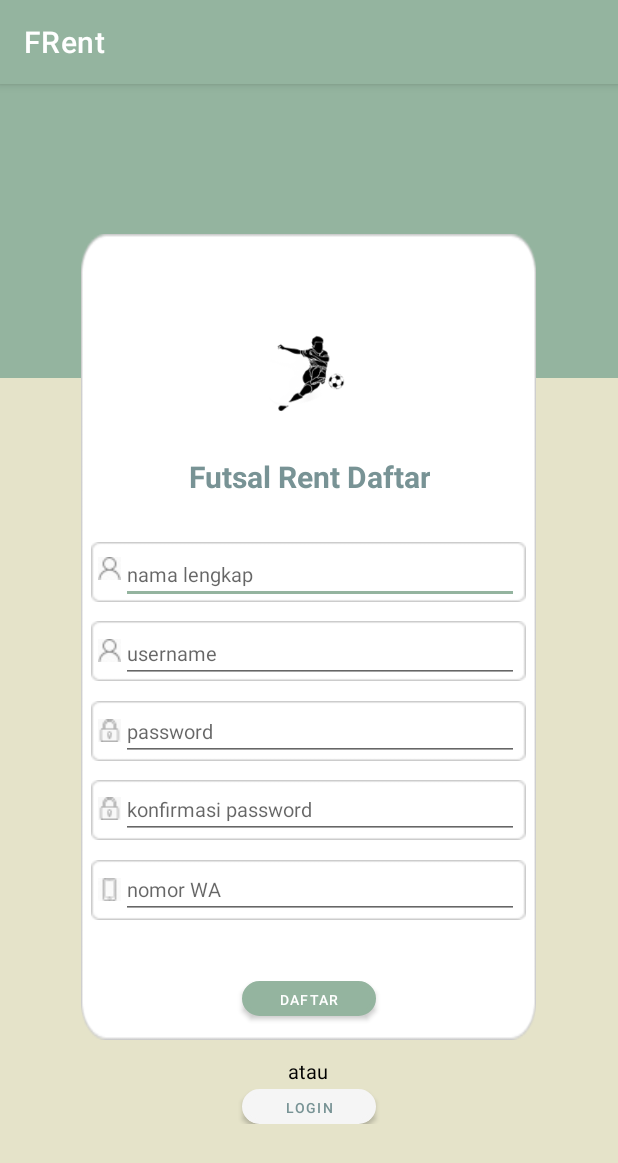
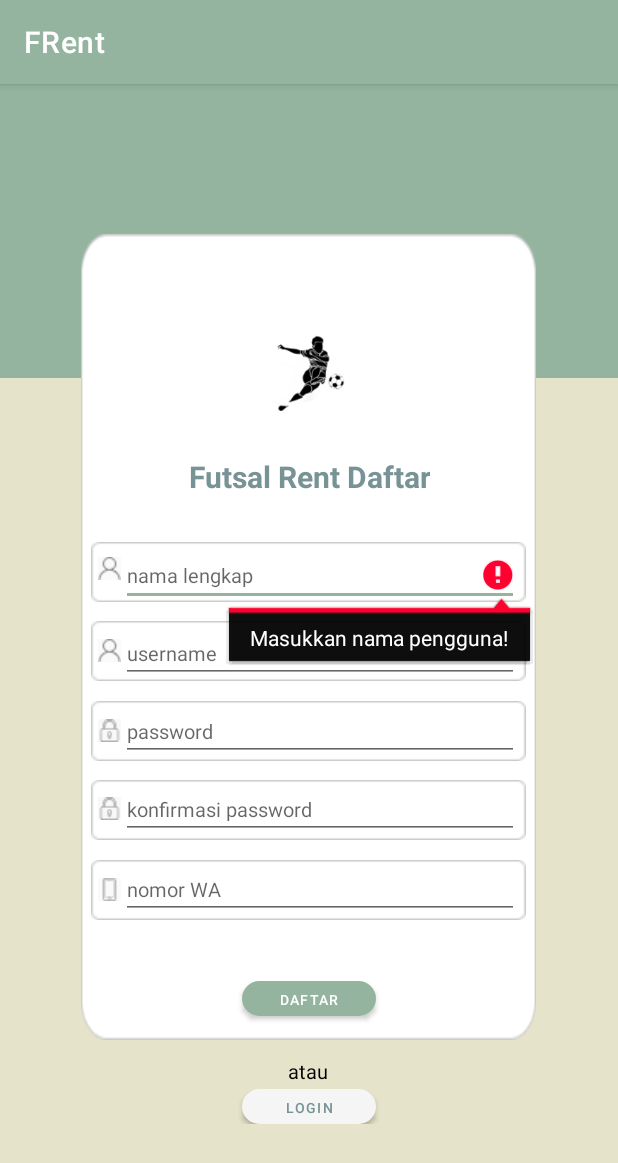
Before and after one commit to Redha-ftr/FRent-Application, an Android app: the RegisterActivity screen opened directly, with no data from a screen before it, after a tap on "DAFTAR", on a phone screen of 412 x 824 dp. Shown: the top 1163 px of the screen. Run offline under Robolectric (Android 15) with nearby library versions, the phone set to English and light mode, and no system bars; 1 statement that could not run was skipped.

Commit message:
Solve bug in Rincian Activity and blank input form

```diff
--- a/app/src/main/AndroidManifest.xml
+++ b/app/src/main/AndroidManifest.xml
@@ -6,7 +6,7 @@
 
     <application
         android:allowBackup="true"
-        android:icon="@mipmap/ic_launcher"
+        android:icon="@drawable/logo"
         android:label="@string/app_name"
         android:roundIcon="@mipmap/ic_launcher_round"
         android:supportsRtl="true"
--- a/app/src/main/java/com/redha/frent/LoginActivity.java
+++ b/app/src/main/java/com/redha/frent/LoginActivity.java
@@ -44,6 +44,12 @@ SessionManager sessionManager;
     public void onClick(View v) {
         switch (v.getId()){
             case R.id.btnLogin:
+                if(editUname.getText().toString().length()==0) {
+                    editUname.setError("Masukkan uername!");
+                }else if(editPass.getText().toString().length()==0) {
+                    editPass.setError("Masukkan password!");
+                }
+
                 Username = editUname.getText().toString();
                 Password = editPass.getText().toString();
                 login(Username,Password);
--- a/app/src/main/java/com/redha/frent/RegisterActivity.java
+++ b/app/src/main/java/com/redha/frent/RegisterActivity.java
@@ -17,9 +17,9 @@ import retrofit2.Callback;
 import retrofit2.Response;
 
 public class RegisterActivity extends AppCompatActivity implements View.OnClickListener {
-EditText editUname, editPass, editTelp, editNama;
+EditText editUname, editPass, editTelp, editNama, editCPass;
 Button btnDaftar, btnLogin;
-    String Username, Password, Nama, Telepon;
+    String Username, Password, Nama, Telepon, CPass;
     InterfaceAPI apiInterface;
 
     @Override
@@ -32,6 +32,7 @@ Button btnDaftar, btnLogin;
         editNama = (EditText) findViewById(R.id.editNama);
         btnDaftar = (Button) findViewById(R.id.btnDaftar);
         btnLogin = (Button) findViewById(R.id.btnLogin);
+        editCPass = (EditText) findViewById(R.id.editCPass);
 
         btnDaftar.setOnClickListener(this);
         btnLogin.setOnClickListener(this);
@@ -46,6 +47,23 @@ Button btnDaftar, btnLogin;
                 Password = editPass.getText().toString();
                 Nama = editNama.getText().toString();
                 Telepon = editTelp.getText().toString();
+                CPass = editCPass.getText().toString();
+
+                if(Username.length()==0) {
+                    editNama.setError("Masukkan nama pengguna!");
+                }else if(Password.length()==0) {
+                    editUname.setError("Masukkan username!");
+                }else if(Nama.length()==0) {
+                    editPass.setError("Masukkan password!");
+                }else if(Telepon.length()==0) {
+                    editPass.setError("Masukkan password!");
+                }else if(Password.length() < 5){
+                    editPass.setError("Password minimal terdiri dari 6 karakter");
+                    return;
+                }else if (!CPass.equals(Password)) {
+                    editCPass.setError("Password tidak sesuai");
+                    return;
+                }
                 register(Username, Password, Nama, Telepon);
                 break;
             case R.id.btnLogin:
--- a/app/src/main/res/layout/activity_login.xml
+++ b/app/src/main/res/layout/activity_login.xml
@@ -89,7 +89,6 @@
         android:layout_marginTop="340dp"
         android:layout_toRightOf="@id/username_1"
         android:hint="username"
-        android:textColor="@color/black"
         android:textSize="13sp" />
 
     <Button
@@ -114,8 +113,8 @@
         android:layout_marginTop="384dp"
         android:layout_toRightOf="@id/password_1"
         android:hint="password"
+        android:textColor="@color/black"
         android:inputType="textPassword"
-        android:textColor="@color/black"
         android:textSize="13sp" />
 
     <ImageView
--- a/app/src/main/res/layout/activity_register.xml
+++ b/app/src/main/res/layout/activity_register.xml
@@ -48,14 +48,13 @@
             android:background="@drawable/rectangle_3" />
 
         <EditText
-            android:id="@+id/editPass2"
+            android:id="@+id/editCPass"
             android:layout_width="265dp"
             android:layout_height="wrap_content"
             android:layout_marginTop="464dp"
             android:layout_toRightOf="@id/alamat_1"
             android:hint="konfirmasi password"
             android:inputType="textPassword"
-            android:textColor="@color/black"
             android:textSize="13sp" />
 
         <ImageView
@@ -82,7 +81,6 @@
             android:layout_marginTop="307dp"
             android:layout_toRightOf="@id/username_1_ek1"
             android:hint="nama lengkap"
-            android:textColor="@color/black"
             android:textSize="13sp" />
 
         <View
@@ -100,7 +98,6 @@
             android:layout_marginTop="360dp"
             android:layout_toRightOf="@id/alamat_1"
             android:hint="username"
-            android:textColor="@color/black"
             android:textSize="13sp" />
 
         <View
@@ -118,7 +115,6 @@
             android:layout_marginTop="517dp"
             android:layout_toRightOf="@id/alamat_1"
             android:hint="nomor WA"
-            android:textColor="@color/black"
             android:textSize="13sp" />
 
         <ImageView
@@ -145,7 +141,6 @@
             android:layout_toRightOf="@id/password_1_ek1"
             android:hint="password"
             android:inputType="textPassword"
-            android:textColor="@color/black"
             android:textSize="13sp" />
 
         <ImageView
--- a/app/src/main/res/values-night/themes.xml
+++ b/app/src/main/res/values-night/themes.xml
@@ -2,15 +2,16 @@
     <!-- Base application theme. -->
     <style name="Theme.FRent" parent="Theme.MaterialComponents.DayNight.DarkActionBar">
         <!-- Primary brand color. -->
-        <item name="colorPrimary">@color/purple_200</item>
-        <item name="colorPrimaryVariant">@color/purple_700</item>
-        <item name="colorOnPrimary">@color/black</item>
+        <item name="colorPrimary">@color/c3</item>
+        <item name="colorPrimaryVariant">@color/c4</item>
+        <item name="colorOnPrimary">@color/c4</item>
         <!-- Secondary brand color. -->
-        <item name="colorSecondary">@color/teal_200</item>
-        <item name="colorSecondaryVariant">@color/teal_200</item>
-        <item name="colorOnSecondary">@color/black</item>
+        <item name="colorSecondary">@color/c3</item>
+        <item name="colorSecondaryVariant">@color/c1</item>
+        <item name="colorOnSecondary">@color/white</item>
         <!-- Status bar color. -->
         <item name="android:statusBarColor" tools:targetApi="l">?attr/colorPrimaryVariant</item>
         <!-- Customize your theme here. -->
+        <item name="android:textColorPrimary">@color/black</item>
     </style>
 </resources>
--- a/app/src/main/res/values/themes.xml
+++ b/app/src/main/res/values/themes.xml
@@ -12,6 +12,7 @@
         <!-- Status bar color. -->
         <item name="android:statusBarColor" tools:targetApi="l">?attr/colorPrimaryVariant</item>
         <!-- Customize your theme here. -->
+        <item name="android:textColorPrimary">@color/black</item>
 
     </style>
     <style name="buttonstyle1" parent="Theme.AppCompat.Light">
```
Also changed, not shown: app/src/main/java/com/redha/frent/RincianGedungActivity.java (+9 -2 lines), app/src/main/res/layout/activity_rincian_gedung.xml (+16 -9 lines).
